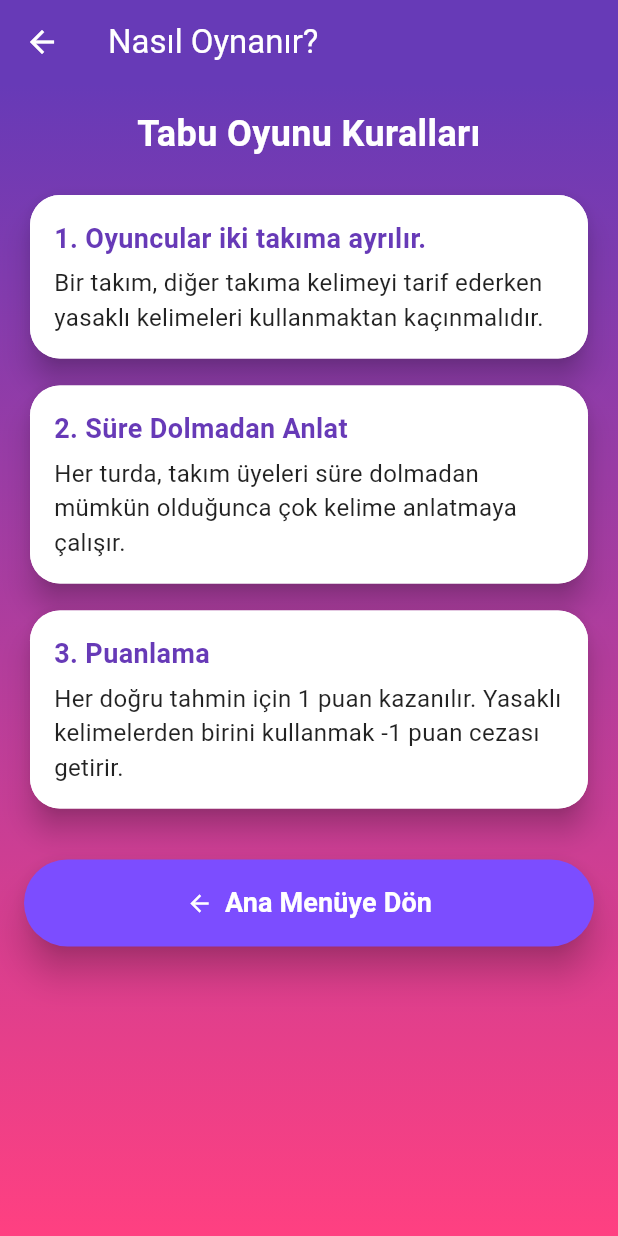
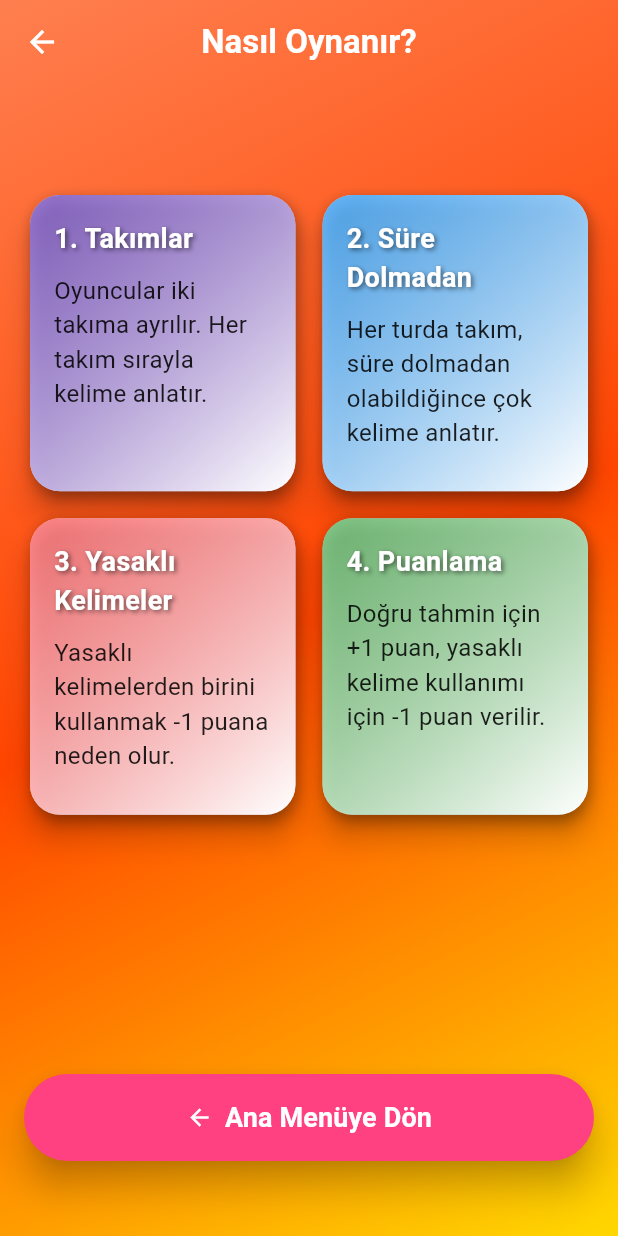
Before and after one commit to emrearinc/PasGec, a Flutter app: the HowToPlayScreen screen opened directly, on a phone screen of 412 x 824 dp. Run offline on Flutter 3.47's test engine with Material 3 defaults, Android fonts, the phone set to English and light mode, and no system bars; our stand-ins replace audioplayers, auto_size_text, awesome_dialog, shared_preferences, sqflite, vibration; accounts and stored records are empty.

```diff
--- a/lib/how_to_play_screen.dart
+++ b/lib/how_to_play_screen.dart
@@ -6,49 +6,61 @@ class HowToPlayScreen extends StatelessWidget {
   @override
   Widget build(BuildContext context) {
     return Scaffold(
+      extendBodyBehindAppBar: true, // AppBar'ın içerikten bağımsız görünmesini sağlar
       appBar: AppBar(
-        title: const Text('Nasıl Oynanır?'),
-        backgroundColor: Colors.deepPurple,
+        title: const Text(
+          'Nasıl Oynanır?',
+          style: TextStyle(fontWeight: FontWeight.bold),
+        ),
+        centerTitle: true,
+        backgroundColor: Colors.transparent, // Şeffaf AppBar
         foregroundColor: Colors.white,
+        elevation: 0, // Ayrım çizgisini kaldırır
       ),
       body: Container(
         decoration: const BoxDecoration(
           gradient: LinearGradient(
-            colors: [Colors.deepPurple, Colors.pinkAccent],
-            begin: Alignment.topCenter,
-            end: Alignment.bottomCenter,
+            colors: [Color(0xFFFF7F50), Color(0xFFFF4500), Color(0xFFFFD700)],
+            begin: Alignment.topLeft,
+            end: Alignment.bottomRight,
           ),
         ),
         child: Padding(
-          padding: const EdgeInsets.all(16.0),
+          padding: const EdgeInsets.symmetric(horizontal: 16.0, vertical: 50.0),
           child: Column(
             crossAxisAlignment: CrossAxisAlignment.stretch,
             children: [
-              const Text(
-                'Tabu Oyunu Kuralları',
-                textAlign: TextAlign.center,
-                style: TextStyle(
-                  fontSize: 24,
-                  fontWeight: FontWeight.bold,
-                  color: Colors.white,
+              const SizedBox(height: 20),
+              Expanded(
+                child: GridView.count(
+                  crossAxisCount: 2,
+                  mainAxisSpacing: 10,
+                  crossAxisSpacing: 10,
+                  childAspectRatio: 0.9,
+                  children: [
+                    _buildRuleCard(
+                      '1. Takımlar',
+                      'Oyuncular iki takıma ayrılır. Her takım sırayla kelime anlatır.',
+                      Colors.deepPurple,
+                    ),
+                    _buildRuleCard(
+                      '2. Süre Dolmadan',
+                      'Her turda takım, süre dolmadan olabildiğince çok kelime anlatır.',
+                      Colors.blue,
+                    ),
+                    _buildRuleCard(
+                      '3. Yasaklı Kelimeler',
+                      'Yasaklı kelimelerden birini kullanmak -1 puana neden olur.',
+                      Colors.redAccent,
+                    ),
+                    _buildRuleCard(
+                      '4. Puanlama',
+                      'Doğru tahmin için +1 puan, yasaklı kelime kullanımı için -1 puan verilir.',
+                      Colors.green,
+                    ),
+                  ],
                 ),
               ),
-              const SizedBox(height: 20),
-              _buildRuleCard(
-                '1. Oyuncular iki takıma ayrılır.',
-                'Bir takım, diğer takıma kelimeyi tarif ederken yasaklı kelimeleri kullanmaktan kaçınmalıdır.',
-              ),
-              const SizedBox(height: 10),
-              _buildRuleCard(
-                '2. Süre Dolmadan Anlat',
-                'Her turda, takım üyeleri süre dolmadan mümkün olduğunca çok kelime anlatmaya çalışır.',
-              ),
-              const SizedBox(height: 10),
-              _buildRuleCard(
-                '3. Puanlama',
-                'Her doğru tahmin için 1 puan kazanılır. Yasaklı kelimelerden birini kullanmak -1 puan cezası getirir.',
-              ),
-              const SizedBox(height: 30),
               ElevatedButton.icon(
                 onPressed: () {
                   Navigator.pop(context);
@@ -59,8 +71,9 @@ class HowToPlayScreen extends StatelessWidget {
                   style: TextStyle(fontSize: 18, fontWeight: FontWeight.bold),
                 ),
                 style: ElevatedButton.styleFrom(
-                  padding: const EdgeInsets.symmetric(vertical: 16, horizontal: 40),
-                  backgroundColor: Colors.deepPurpleAccent,
+                  padding:
+                  const EdgeInsets.symmetric(vertical: 16, horizontal: 40),
+                  backgroundColor: Colors.pinkAccent,
                   foregroundColor: Colors.white,
                   shape: RoundedRectangleBorder(
                     borderRadius: BorderRadius.circular(30),
@@ -75,15 +88,26 @@ class HowToPlayScreen extends StatelessWidget {
     );
   }
 
-  Widget _buildRuleCard(String title, String description) {
+  Widget _buildRuleCard(String title, String description, Color color) {
     return Card(
       elevation: 8,
       shape: RoundedRectangleBorder(borderRadius: BorderRadius.circular(20)),
       child: Container(
         padding: const EdgeInsets.all(16.0),
         decoration: BoxDecoration(
-          color: Colors.white,
+          gradient: LinearGradient(
+            colors: [color.withOpacity(0.7), Colors.white],
+            begin: Alignment.topLeft,
+            end: Alignment.bottomRight,
+          ),
           borderRadius: BorderRadius.circular(20),
+          boxShadow: [
+            BoxShadow(
+              color: Colors.black26,
+              blurRadius: 8.0,
+              offset: const Offset(2.0, 4.0),
+            ),
+          ],
         ),
         child: Column(
           crossAxisAlignment: CrossAxisAlignment.start,
@@ -93,13 +117,23 @@ class HowToPlayScreen extends StatelessWidget {
               style: const TextStyle(
                 fontSize: 18,
                 fontWeight: FontWeight.bold,
-                color: Colors.deepPurple,
+                color: Colors.white,
+                shadows: [
+                  Shadow(
+                    blurRadius: 4.0,
+                    color: Colors.black54,
+                    offset: Offset(1.5, 1.5),
+                  ),
+                ],
               ),
             ),
-            const SizedBox(height: 5),
+            const SizedBox(height: 10),
             Text(
               description,
-              style: const TextStyle(fontSize: 16, color: Colors.black87),
+              style: const TextStyle(
+                fontSize: 16,
+                color: Colors.black87,
+              ),
             ),
           ],
         ),
```
Also changed, not shown: lib/player_performance_screen.dart (+26 -5 lines), lib/scores_screen.dart (+17 -6 lines), lib/words_screen.dart (+63 -19 lines).
